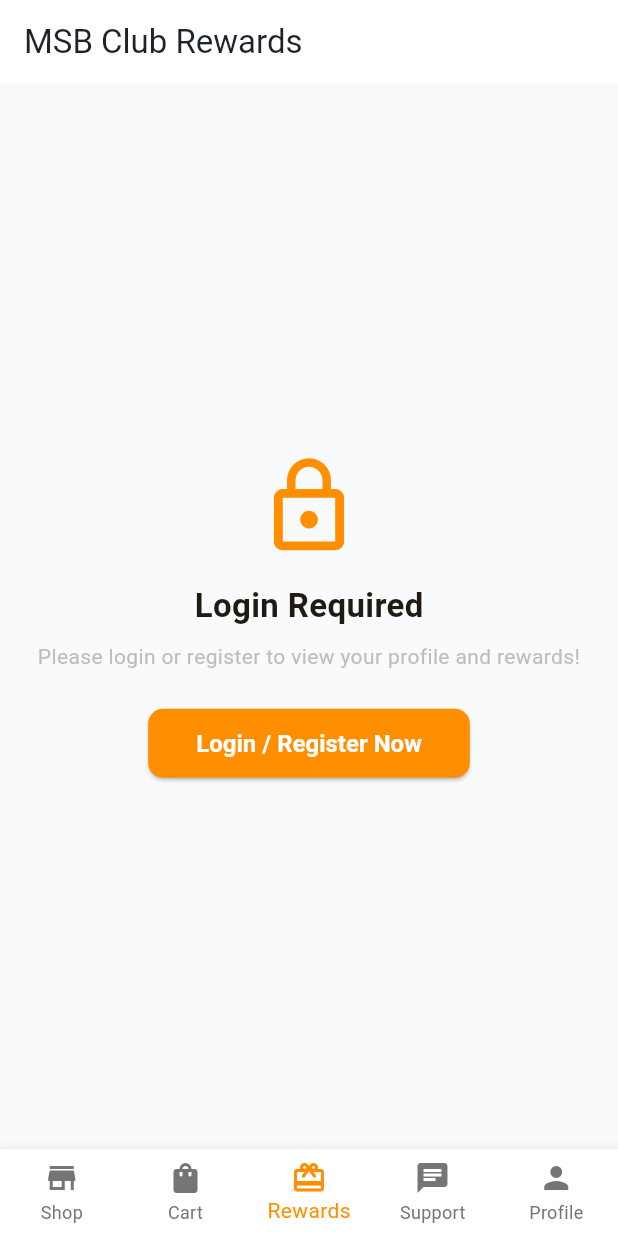
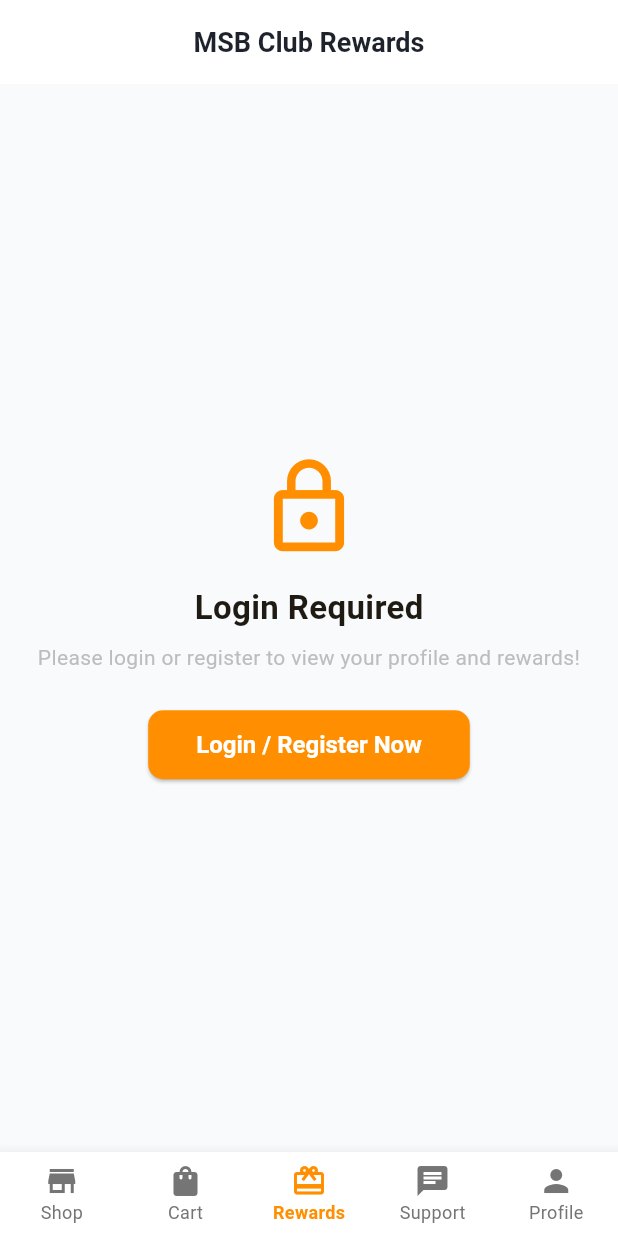
Before and after one commit to MANOX2004/MSB-Store, a Flutter app: the screen it shows after launch, item 3 of the bottom bar chosen, on a phone screen of 412 x 824 dp. Run offline on Flutter 3.47's test engine with Material 3 defaults, Android fonts, the phone set to English and light mode, and no system bars; our stand-ins replace cloud_firestore, firebase_auth, firebase_core, image_picker, lottie; accounts and stored records are empty.

Commit message:
all fix errors

```diff
--- a/lib/main.dart
+++ b/lib/main.dart
@@ -65,6 +65,13 @@ class _MSBStoreAppState extends State<MSBStoreApp> {
           backgroundColor: Colors.white,
           foregroundColor: Color(0xFF1E222B),
           elevation: 1,
+          centerTitle: true,
+          titleTextStyle: TextStyle(
+            color: Color(0xFF1E222B),
+            fontSize: 18,
+            fontWeight: FontWeight.w700,
+          ),
+          iconTheme: IconThemeData(color: Color(0xFF1E222B)),
         ),
         elevatedButtonTheme: ElevatedButtonThemeData(
           style: ElevatedButton.styleFrom(
@@ -109,6 +116,11 @@ class _MSBStoreAppState extends State<MSBStoreApp> {
           backgroundColor: Colors.white,
           selectedItemColor: Colors.amber[800],
           unselectedItemColor: Colors.grey[600],
+          selectedLabelStyle: const TextStyle(
+            fontSize: 12,
+            fontWeight: FontWeight.w700,
+          ),
+          unselectedLabelStyle: const TextStyle(fontSize: 12),
         ),
       ),
       darkTheme: ThemeData(
@@ -126,6 +138,13 @@ class _MSBStoreAppState extends State<MSBStoreApp> {
           backgroundColor: Color(0xFF1E293B),
           foregroundColor: Colors.white,
           elevation: 0,
+          centerTitle: true,
+          titleTextStyle: TextStyle(
+            color: Colors.white,
+            fontSize: 18,
+            fontWeight: FontWeight.w700,
+          ),
+          iconTheme: IconThemeData(color: Colors.white),
         ),
         elevatedButtonTheme: ElevatedButtonThemeData(
           style: ElevatedButton.styleFrom(
@@ -163,6 +182,11 @@ class _MSBStoreAppState extends State<MSBStoreApp> {
           backgroundColor: Color(0xFF1E293B),
           selectedItemColor: Colors.amber,
           unselectedItemColor: Colors.white60,
+          selectedLabelStyle: TextStyle(
+            fontSize: 12,
+            fontWeight: FontWeight.w700,
+          ),
+          unselectedLabelStyle: TextStyle(fontSize: 12),
         ),
         inputDecorationTheme: InputDecorationTheme(
           filled: true,
--- a/lib/screens/checkout_screen.dart
+++ b/lib/screens/checkout_screen.dart
@@ -57,6 +57,7 @@ class _CheckoutScreenState extends State<CheckoutScreen> {
   bool _isLoading = false;
 
   void _showCouponSelector(BuildContext context, User currentUser) {
+    final colorScheme = Theme.of(context).colorScheme;
     showModalBottomSheet(
       context: context,
       shape: RoundedRectangleBorder(
@@ -128,8 +129,8 @@ class _CheckoutScreenState extends State<CheckoutScreen> {
                             ),
                             trailing: ElevatedButton(
                               style: ElevatedButton.styleFrom(
-                                backgroundColor: Color(0xFF1E222B),
-                                foregroundColor: Colors.white,
+                                backgroundColor: colorScheme.primary,
+                                foregroundColor: colorScheme.onPrimary,
                                 padding: EdgeInsets.symmetric(
                                   horizontal: 16,
                                   vertical: 8,
--- a/lib/screens/product_detail_screen.dart
+++ b/lib/screens/product_detail_screen.dart
@@ -456,8 +456,8 @@ class _ProductDetailScreenState extends State<ProductDetailScreen> {
             Expanded(
               child: ElevatedButton(
                 style: ElevatedButton.styleFrom(
-                  backgroundColor: Color(0xFF1E222B),
-                  foregroundColor: Colors.white,
+                  backgroundColor: colorScheme.primary,
+                  foregroundColor: colorScheme.onPrimary,
                   padding: EdgeInsets.symmetric(vertical: 14),
                 ),
                 onPressed: () {
--- a/lib/screens/shop_screen.dart
+++ b/lib/screens/shop_screen.dart
@@ -331,7 +331,7 @@ class _ShopScreenState extends State<ShopScreen> {
                               child: Container(
                                 width: double.infinity,
                                 decoration: BoxDecoration(
-                                  color: cardColor,
+                                  color: Colors.white,
                                   borderRadius: BorderRadius.vertical(
                                     top: Radius.circular(16),
                                   ),
```
